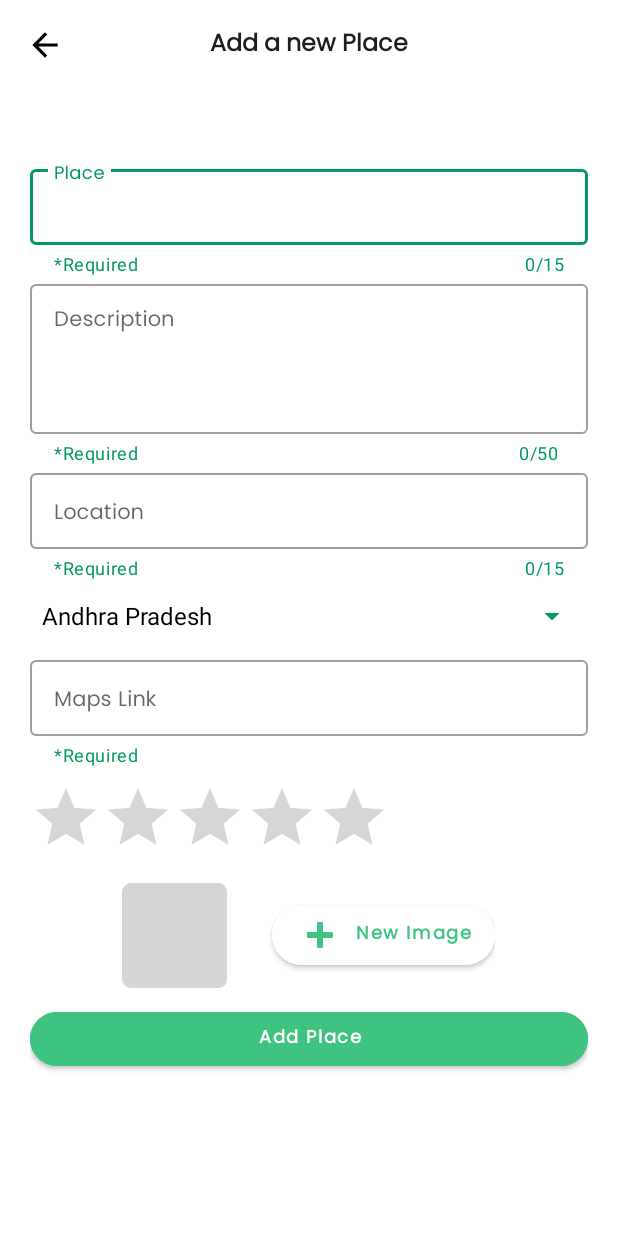
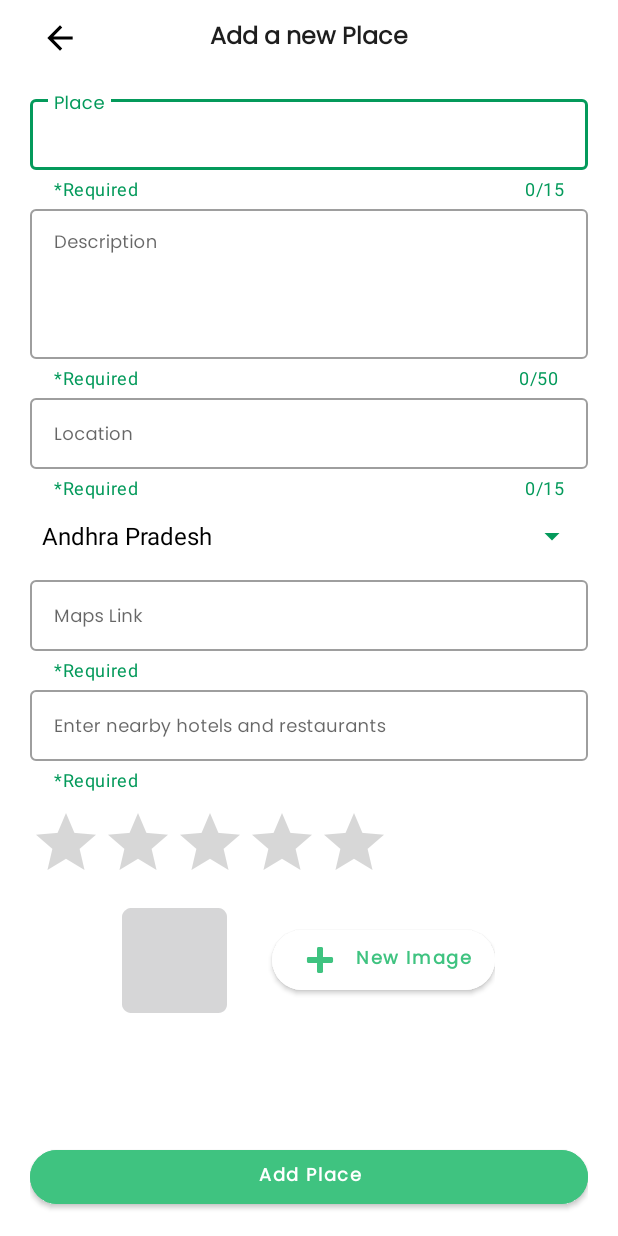
Before and after one commit to raison024/Tripster, an Android app: the MainActivity screen opened directly, with no data from a screen before it, on a phone screen of 412 x 824 dp. Run offline under Robolectric (Android 15) with nearby library versions, the phone set to English and light mode, and no system bars.

Commit message:
Third Commit

```diff
--- a/app/src/main/AndroidManifest.xml
+++ b/app/src/main/AndroidManifest.xml
@@ -15,6 +15,9 @@
         android:supportsRtl="true"
         android:theme="@style/Theme.Tripster"
         tools:targetApi="31">
+        <activity
+            android:name=".Update"
+            android:exported="false" />
         <activity
             android:name=".Registration"
             android:exported="false" />
--- a/app/src/main/java/com/example/tripster/MainActivity.java
+++ b/app/src/main/java/com/example/tripster/MainActivity.java
@@ -32,8 +32,8 @@ import java.io.InputStream;
 public class MainActivity extends AppCompatActivity {
     Context context;
     TextView add_title;
-    TextInputEditText edittxtname, edittxtdesc, edittxtloc, edittxtmap;
-    Button btnChoose, btnAdd, btnList;
+    TextInputEditText edittxtname, edittxtdesc, edittxtloc, edittxtmap, edittxtnearby;
+    Button btnChoose, btnAdd;
     Spinner spinner1;
     RatingBar ratingBar1;
     ImageButton btnback;
@@ -95,7 +95,8 @@ public class MainActivity extends AppCompatActivity {
                             edittxtloc.getText().toString().trim(),
                             spinner1.getSelectedItem().toString(),
                             edittxtmap.getText().toString().trim(),
-                            ratingBar1.getRating()
+                            ratingBar1.getRating(),
+                            edittxtnearby.getText().toString().trim()
                     );
                     Toast.makeText(getApplicationContext(),"Added Successfully!", Toast.LENGTH_SHORT).show();
                     edittxtname.setText("");
@@ -103,6 +104,7 @@ public class MainActivity extends AppCompatActivity {
                     edittxtloc.setText("");
                     edittxtmap.setText("");
                     ratingBar1.setRating(0);
+                    edittxtnearby.setText("");
                     imageView.setImageResource(R.mipmap.ic_launcher);
                 }
                 catch (Exception e) {
@@ -111,19 +113,12 @@ public class MainActivity extends AppCompatActivity {
             }
         });
 
-        btnList.setOnClickListener(new View.OnClickListener() {
-            @Override
-            public void onClick(View view) {
-               Intent intent = new Intent(MainActivity.this, PlaceList.class);
-               startActivity(intent);
-            }
-        });
-
         btnback.setOnClickListener(new View.OnClickListener() {
             @Override
             public void onClick(View view) {
-                Intent intent = new Intent(MainActivity.this, PlaceList.class);
-                startActivity(intent);
+//                Intent intent = new Intent(MainActivity.this, PlaceList.class);
+//                startActivity(intent);
+                finish();
             }
         });
 
@@ -178,6 +173,7 @@ public class MainActivity extends AppCompatActivity {
         edittxtdesc = (TextInputEditText) findViewById(R.id.edittxtdesc);
         edittxtloc = (TextInputEditText) findViewById(R.id.edittxtloc);
         edittxtmap = (TextInputEditText) findViewById(R.id.edittxtmap);
+        edittxtnearby = (TextInputEditText) findViewById(R.id.edittxtnearby);
 
         spinner1 = (Spinner) findViewById(R.id.spinner1);
         ratingBar1 = (RatingBar) findViewById(R.id.ratingBar1);
@@ -185,7 +181,6 @@ public class MainActivity extends AppCompatActivity {
 
         btnChoose = (Button) findViewById(R.id.btnChoose);
         btnAdd = (Button) findViewById(R.id.btnAdd);
-        btnList = (Button) findViewById(R.id.btnList);
         btnback = (ImageButton) findViewById(R.id.btnBack);
     }
 }
--- a/app/src/main/res/layout/activity_get_started.xml
+++ b/app/src/main/res/layout/activity_get_started.xml
@@ -26,7 +26,7 @@
         android:layout_width="wrap_content"
         android:layout_height="wrap_content"
         android:layout_below="@+id/getstarted_title"
-        android:layout_marginTop="0dp"
+        android:layout_marginTop="-5dp"
         android:text="Out There, Go Explore"
         android:textColor="@color/green"
         android:textSize="32sp"
--- a/app/src/main/res/layout/activity_main.xml
+++ b/app/src/main/res/layout/activity_main.xml
@@ -5,18 +5,20 @@
     xmlns:tools="http://schemas.android.com/tools"
     android:layout_width="match_parent"
     android:layout_height="match_parent"
+    android:paddingHorizontal="20dp"
     android:background="@color/white"
     tools:context=".MainActivity"
     android:orientation="vertical">
 
 
     <RelativeLayout
+        android:id="@+id/main_header"
         android:layout_width="match_parent"
         android:layout_height="wrap_content"
         android:layout_alignParentTop="true"
-        android:layout_marginTop="10dp"
-        android:gravity="center_vertical"
-        android:paddingHorizontal="10dp">
+        android:layout_marginVertical="5dp"
+        android:background="@color/white"
+        android:gravity="center_vertical">
     <ImageButton
         android:id="@+id/btnBack"
         android:layout_width="40dp"
@@ -40,34 +42,40 @@
         android:textStyle="bold" />
     </RelativeLayout>
 
+    <ScrollView
+        android:id="@+id/scroll_main"
+        android:layout_width="fill_parent"
+        android:layout_height="wrap_content"
+        android:layout_above="@+id/btnAdd"
+        android:layout_below="@+id/main_header"
+        android:layout_centerHorizontal="true"
+        android:layout_marginTop="10dp"
+        android:layout_marginBottom="20dp">
+
         <LinearLayout
-            android:layout_width="match_parent"
-            android:layout_height="wrap_content"
-            android:layout_gravity="center"
-            android:gravity="center"
-            android:orientation="vertical"
-            android:layout_centerInParent="true"
-            android:padding="20dp">
+            android:layout_width="fill_parent"
+            android:layout_height="fill_parent"
+            android:orientation="vertical">
+
 
             <com.google.android.material.textfield.TextInputLayout
                 style="@style/Widget.MaterialComponents.TextInputLayout.OutlinedBox.Dense"
                 android:layout_width="match_parent"
                 android:layout_height="wrap_content"
-                app:endIconMode="clear_text"
-                app:helperText="*Required"
-                app:helperTextTextColor="@color/green"
+                android:hint="Place"
                 app:counterEnabled="true"
                 app:counterMaxLength="15"
                 app:counterTextColor="@color/green"
-                android:hint="Place">
+                app:endIconMode="clear_text"
+                app:helperText="*Required"
+                app:helperTextTextColor="@color/green">
 
                 <com.google.android.material.textfield.TextInputEditText
                     android:id="@+id/edittxtname"
                     android:layout_width="match_parent"
                     android:layout_height="wrap_content"
-                    android:textSize="14sp"
                     android:fontFamily="@font/poppins"
-                    />
+                    android:textSize="12sp" />
 
             </com.google.android.material.textfield.TextInputLayout>
 
@@ -75,26 +83,25 @@
                 style="@style/Widget.MaterialComponents.TextInputLayout.OutlinedBox.Dense"
                 android:layout_width="match_parent"
                 android:layout_height="wrap_content"
-                app:endIconMode="clear_text"
-                app:helperText="*Required"
-                app:helperTextTextColor="@color/green"
+                android:hint="Description"
                 app:counterEnabled="true"
                 app:counterMaxLength="50"
                 app:counterTextColor="@color/green"
-                android:hint="Description">
+                app:endIconMode="clear_text"
+                app:helperText="*Required"
+                app:helperTextTextColor="@color/green">
 
                 <com.google.android.material.textfield.TextInputEditText
                     android:id="@+id/edittxtdesc"
                     android:layout_width="match_parent"
                     android:layout_height="100dp"
+                    android:fontFamily="@font/poppins"
                     android:gravity="top"
                     android:inputType="textMultiLine"
                     android:overScrollMode="always"
                     android:scrollbarStyle="insideInset"
                     android:scrollbars="vertical"
-                    android:textSize="14sp"
-                    android:fontFamily="@font/poppins"
-                    />
+                    android:textSize="12sp" />
 
             </com.google.android.material.textfield.TextInputLayout>
 
@@ -102,21 +109,20 @@
                 style="@style/Widget.MaterialComponents.TextInputLayout.OutlinedBox.Dense"
                 android:layout_width="match_parent"
                 android:layout_height="wrap_content"
-                app:endIconMode="clear_text"
-                app:helperText="*Required"
-                app:helperTextTextColor="@color/green"
+                android:hint="Location"
                 app:counterEnabled="true"
                 app:counterMaxLength="15"
                 app:counterTextColor="@color/green"
-                android:hint="Location">
+                app:endIconMode="clear_text"
+                app:helperText="*Required"
+                app:helperTextTextColor="@color/green">
 
                 <com.google.android.material.textfield.TextInputEditText
                     android:id="@+id/edittxtloc"
                     android:layout_width="match_parent"
                     android:layout_height="wrap_content"
-                    android:textSize="14sp"
                     android:fontFamily="@font/poppins"
-                    />
+                    android:textSize="12sp" />
 
             </com.google.android.material.textfield.TextInputLayout>
 
@@ -131,17 +137,35 @@
                 style="@style/Widget.MaterialComponents.TextInputLayout.OutlinedBox.Dense"
                 android:layout_width="match_parent"
                 android:layout_height="wrap_content"
+                android:hint="Maps Link"
                 app:endIconMode="clear_text"
                 app:helperText="*Required"
-                app:helperTextTextColor="@color/green"
-                android:hint="Maps Link">
+                app:helperTextTextColor="@color/green">
 
                 <com.google.android.material.textfield.TextInputEditText
                     android:id="@+id/edittxtmap"
                     android:layout_width="match_parent"
                     android:layout_height="wrap_content"
-                    android:textSize="14sp"
-                    android:fontFamily="@font/poppins"/>
+                    android:fontFamily="@font/poppins"
+                    android:textSize="12sp" />
+
+            </com.google.android.material.textfield.TextInputLayout>
+
+            <com.google.android.material.textfield.TextInputLayout
+                style="@style/Widget.MaterialComponents.TextInputLayout.OutlinedBox.Dense"
+                android:layout_width="match_parent"
+                android:layout_height="wrap_content"
+                android:hint="Enter nearby hotels and restaurants"
+                app:endIconMode="clear_text"
+                app:helperText="*Required"
+                app:helperTextTextColor="@color/green">
+
+                <com.google.android.material.textfield.TextInputEditText
+                    android:id="@+id/edittxtnearby"
+                    android:layout_width="match_parent"
+                    android:layout_height="wrap_content"
+                    android:fontFamily="@font/poppins"
+                    android:textSize="12sp" />
 
             </com.google.android.material.textfield.TextInputLayout>
 
@@ -175,8 +199,8 @@
                     android:layout_width="wrap_content"
                     android:layout_height="wrap_content"
                     android:layout_centerVertical="true"
+                    android:layout_marginStart="30dp"
                     android:layout_toEndOf="@+id/imageView"
-                    android:layout_marginStart="30dp"
                     android:backgroundTint="@color/white"
                     android:drawableLeft="@android:drawable/ic_input_add"
                     android:drawableTint="#3fc380"
@@ -190,10 +214,15 @@
 
             </RelativeLayout>
 
+        </LinearLayout>
+    </ScrollView>
+
     <Button
         android:id="@+id/btnAdd"
         android:layout_width="match_parent"
         android:layout_height="wrap_content"
+        android:layout_alignParentBottom="true"
+        android:layout_marginBottom="15dp"
         android:backgroundTint="#3fc380"
         android:fontFamily="@font/poppins"
         android:gravity="center"
@@ -203,13 +232,4 @@
         android:textStyle="bold"
         app:cornerRadius="50dp" />
 
-            <Button
-                android:id="@+id/btnList"
-                android:layout_width="match_parent"
-                android:layout_height="wrap_content"
-                android:text="Place List"
-                android:visibility="gone" />
-
-        </LinearLayout>
-
 </RelativeLayout>
--- a/app/src/main/res/layout/place_items.xml
+++ b/app/src/main/res/layout/place_items.xml
@@ -4,13 +4,13 @@
     xmlns:tools="http://schemas.android.com/tools"
     android:orientation="vertical"
     android:gravity="center"
-    android:layout_margin="5dp"
+    android:layout_margin="3dp"
     android:layout_height="190dp"
     android:layout_width="wrap_content"
     android:id="@+id/placelistlayout">
 
     <androidx.cardview.widget.CardView
-        android:layout_width="150dp"
+        android:layout_width="155dp"
         android:layout_height="match_parent"
         app:cardCornerRadius="15dp"
         android:background="@color/black"
--- a/app/src/main/res/layout/place_list_activity.xml
+++ b/app/src/main/res/layout/place_list_activity.xml
@@ -6,8 +6,6 @@
     android:layout_gravity="center"
     android:gravity="center"
     android:padding="0dp"
-    android:paddingStart="0dp"
-    android:paddingEnd="0dp"
     android:background="@color/white"
     android:layout_width="match_parent"
     android:layout_height="match_parent">
@@ -77,7 +75,7 @@
         android:layout_width="match_parent"
         android:layout_height="wrap_content"
         android:layout_below="@+id/Toprated_title"
-        android:layout_marginTop="10dp" />
+        android:layout_marginTop="4dp" />
 
     <TextView
         android:id="@+id/Newadded_title"
@@ -97,7 +95,7 @@
         android:layout_width="match_parent"
         android:layout_height="wrap_content"
         android:layout_below="@+id/Newadded_title"
-        android:layout_marginTop="10dp" />
+        android:layout_marginTop="4dp" />
 
     <com.google.android.material.floatingactionbutton.FloatingActionButton
         android:id="@+id/float_add"
```
Also changed, not shown: app/src/main/java/com/example/tripster/PlaceDetails.java (+10 -10 lines), app/src/main/java/com/example/tripster/PlaceList.java (+0 -18 lines), app/src/main/java/com/example/tripster/SQLiteHelper.java (+8 -75 lines), app/src/main/java/com/example/tripster/Splash.java (+3 -10 lines), app/src/main/res/layout/activity_place_details.xml (+78 -82 lines), app/src/main/res/layout/activity_search.xml (+5 -7 lines). Lines whose indentation alone changed are shown as unchanged.
